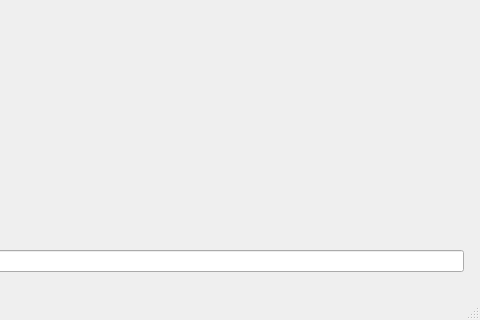
Old version of the form TimeManagementApp-CPP/mainwindow.ui in the repository intothenextportal/school-project1; both pictures show x 847 to 1327 and y 292 to 612 of the 1327 by 612 pixel window.
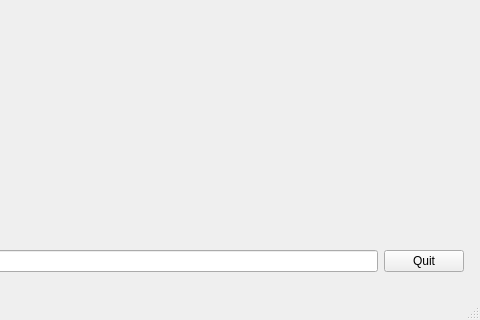
New version of the form.

Commit message: Added color to the buttons when clicked

The edit to the form file:
```diff
--- a/TimeManagementApp-CPP/mainwindow.ui
+++ b/TimeManagementApp-CPP/mainwindow.ui
@@ -258,6 +258,13 @@
      <item>
       <widget class="QLineEdit" name="leTodo"/>
      </item>
+     <item>
+      <widget class="QPushButton" name="quitBtn">
+       <property name="text">
+        <string>Quit</string>
+       </property>
+      </widget>
+     </item>
     </layout>
    </widget>
    <widget class="QWidget" name="layoutWidget">
```
The commit also changes 3 other files.
